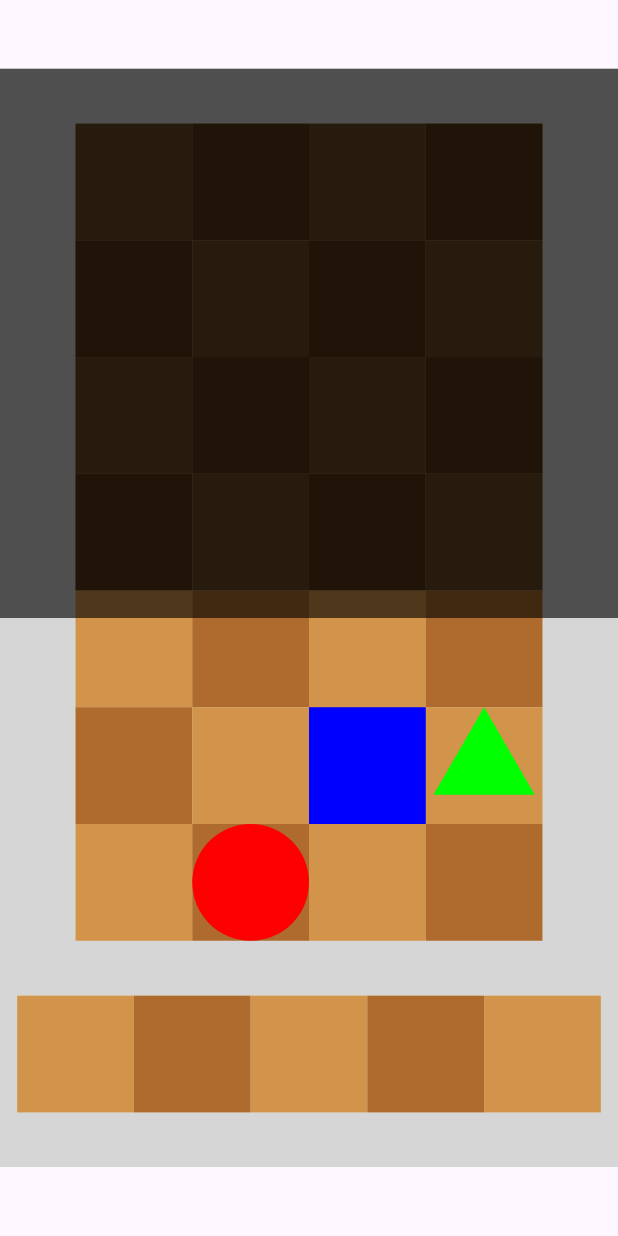
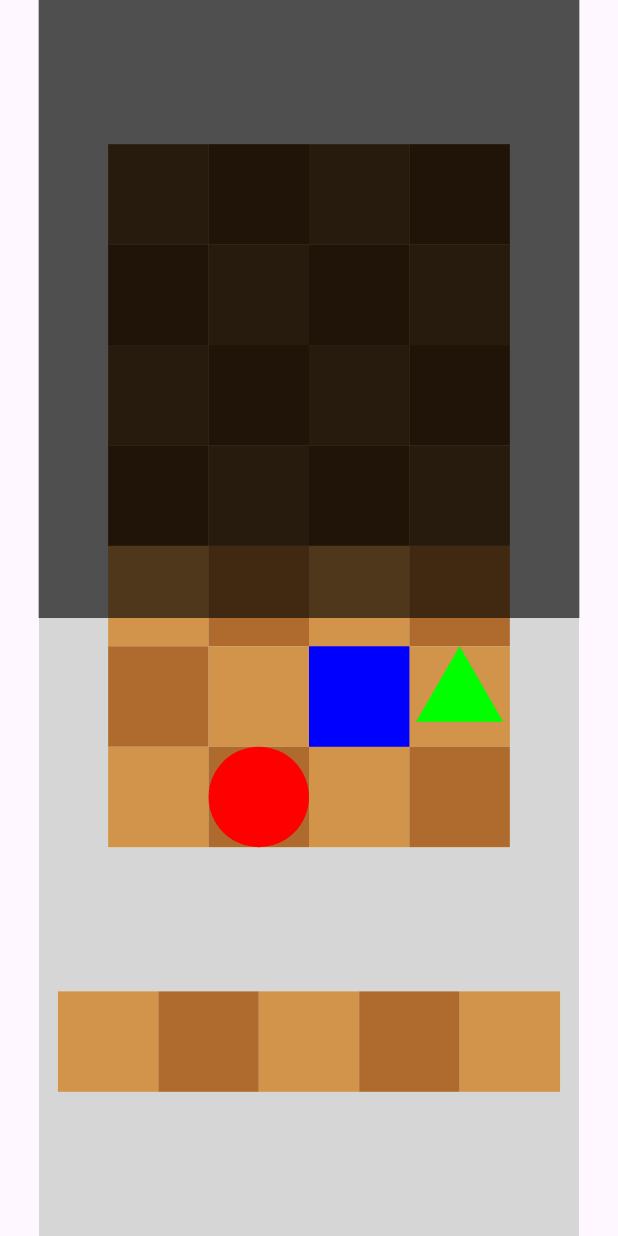
Before and after one commit to L2KnMn/2025SPGP_POLYBATTLER, an Android app: the screen it shows after launch (GameActivity), after a tap on "Start Game", on a phone screen of 412 x 824 dp. Run offline under Robolectric (Android 15) with nearby library versions, the phone set to English and light mode, and no system bars.

Commit message:
Scene에서 Metrics를 통해 GameView의 화면 크기를 조정하도록 기능 반영

```diff
--- a/PolyBattler/app/src/main/java/kr/ac/tukorea/ge/lkm/polybattler/Boardmap.java
+++ b/PolyBattler/app/src/main/java/kr/ac/tukorea/ge/lkm/polybattler/Boardmap.java
@@ -4,6 +4,8 @@ import android.graphics.Canvas;
 import android.graphics.Paint;
 import android.graphics.RectF;
 import android.util.Log;
+
+import java.time.LocalDate;
 
 public class Boardmap implements IGameObject {
 
@@ -38,15 +40,15 @@ public class Boardmap implements IGameObject {
         int width_max = Math.max(benchSize, width);
         int height_max = height + 1;
 
-        float tileWidth = (Metrics.SCREEN_WIDTH-Metrics.GRID_UNIT/2) / width_max;
-        float tileHeight = (Metrics.SCREEN_HEIGHT-Metrics.GRID_UNIT) / height_max;
+        float tileWidth = (Metrics.width -Metrics.GRID_UNIT/2) / width_max;
+        float tileHeight = (Metrics.height -Metrics.GRID_UNIT) / height_max;
         length = tileWidth < tileHeight ? tileWidth : tileHeight;
 
-        float height_term = (Metrics.SCREEN_HEIGHT - length * height_max) / 3;
+        float height_term = (Metrics.height - length * height_max) / 3;
 
         tileRect = new RectF(0, 0, length, length);
-        startTileLeftTop = new Position( (Metrics.SCREEN_WIDTH-tileRect.width()*width)/2, height_term);
-        startBenchLeftTop = new Position((Metrics.SCREEN_WIDTH-tileRect.width()*benchSize)/2, Metrics.SCREEN_HEIGHT-tileRect.height() - height_term);
+        startTileLeftTop = new Position( (Metrics.width -tileRect.width()*width)/2, height_term);
+        startBenchLeftTop = new Position((Metrics.width -tileRect.width()*benchSize)/2, Metrics.height -tileRect.height() - height_term);
 
         dstRect  = new RectF(startTileLeftTop.x, startTileLeftTop.y,
                 startTileLeftTop.x + tileRect.width() * width,
--- a/PolyBattler/app/src/main/java/kr/ac/tukorea/ge/lkm/polybattler/GameView.java
+++ b/PolyBattler/app/src/main/java/kr/ac/tukorea/ge/lkm/polybattler/GameView.java
@@ -119,7 +119,7 @@ public class GameView extends View implements Choreographer.FrameCallback {
     private Paint borderPaint, gridPaint, fpsPaint;
     private void drawDebugBackground(@NonNull Canvas canvas) {
         if (borderRect == null) {
-            borderRect = new RectF(0, 0, Metrics.SCREEN_WIDTH, Metrics.SCREEN_HEIGHT);
+            borderRect = new RectF(0, 0, Metrics.width, Metrics.height);
 
             borderPaint = new Paint();
             borderPaint.setStyle(Paint.Style.STROKE);
@@ -133,11 +133,11 @@ public class GameView extends View implements Choreographer.FrameCallback {
         }
 
         canvas.drawRect(borderRect, borderPaint);
-        for (float x = Metrics.GRID_UNIT; x < Metrics.SCREEN_WIDTH; x += Metrics.GRID_UNIT) {
-            canvas.drawLine(x, 0, x, Metrics.SCREEN_HEIGHT, gridPaint);
+        for (float x = Metrics.GRID_UNIT; x < Metrics.width; x += Metrics.GRID_UNIT) {
+            canvas.drawLine(x, 0, x, Metrics.height, gridPaint);
         }
-        for (float y = Metrics.GRID_UNIT; y < Metrics.SCREEN_HEIGHT; y += Metrics.GRID_UNIT) {
-            canvas.drawLine(0, y, Metrics.SCREEN_WIDTH, y, gridPaint);
+        for (float y = Metrics.GRID_UNIT; y < Metrics.height; y += Metrics.GRID_UNIT) {
+            canvas.drawLine(0, y, Metrics.width, y, gridPaint);
         }
     }
     private void drawDebugInfo(Canvas canvas) {
--- a/PolyBattler/app/src/main/java/kr/ac/tukorea/ge/lkm/polybattler/MainScene.java
+++ b/PolyBattler/app/src/main/java/kr/ac/tukorea/ge/lkm/polybattler/MainScene.java
@@ -7,8 +7,6 @@ import android.graphics.Canvas;
 import android.view.MotionEvent;
 import android.graphics.RectF;
 
-import java.util.ArrayList;
-
 public class MainScene extends Scene {
     private Bitmap backgroundImage;
     private RectF backgroundRect;
@@ -16,9 +14,10 @@ public class MainScene extends Scene {
     private Shop shop;
 
     public MainScene(GameView gameView) {
+        Metrics.setGameSize(700, 1600);
         Resources res = gameView.getResources();
         backgroundImage = BitmapFactory.decodeResource(res, R.mipmap.game_background);
-        backgroundRect = new RectF(0, 0, Metrics.SCREEN_WIDTH, Metrics.SCREEN_HEIGHT);
+        backgroundRect = new RectF(0, 0, Metrics.width, Metrics.height);
 
         boardmap = new Boardmap();
         gameObjects.add(boardmap);
--- a/PolyBattler/app/src/main/java/kr/ac/tukorea/ge/lkm/polybattler/Metrics.java
+++ b/PolyBattler/app/src/main/java/kr/ac/tukorea/ge/lkm/polybattler/Metrics.java
@@ -2,32 +2,48 @@ package kr.ac.tukorea.ge.lkm.polybattler;
 
 import android.graphics.Canvas;
 import android.graphics.Matrix;
+import android.graphics.RectF;
 import android.util.Log;
 
 public class Metrics {
-    public static final float SCREEN_WIDTH = 900f;
-    public static final float SCREEN_HEIGHT = 1600f;
+    private static final String TAG = Metrics.class.getSimpleName();
+    public static float width = 900f;
+    public static float height = 1600f;
     public static final float GRID_UNIT = 100f;
+
+    public static final RectF borderRect = new RectF(0, 0, Metrics.width, Metrics.height);
+    public static final RectF screenRect = new RectF();
 
     private static final Matrix transformMatrix = new Matrix();
     private static final Matrix invertedMatrix = new Matrix();
     private static final float[] pointsBuffer = new float[2];
 
+    public static void setGameSize(float width, float height) {
+        Metrics.width = width;
+        Metrics.height = height;
+        borderRect.right = width;
+        borderRect.bottom = height;
+    }
+
     public static void onSize(int w, int h) {
 
         float view_ratio = (float)w / (float)h;
-        float game_ratio = Metrics.SCREEN_WIDTH / Metrics.SCREEN_HEIGHT;
+        float game_ratio = Metrics.width / Metrics.height;
 
         if (view_ratio > game_ratio) {
-            float scale = h / Metrics.SCREEN_HEIGHT;
+            float scale = h / Metrics.height;
             transformMatrix.setTranslate((w - h * game_ratio) / 2, 0);
             transformMatrix.preScale(scale, scale);
         } else {
-            float scale = w / Metrics.SCREEN_WIDTH;
+            float scale = w / Metrics.width;
             transformMatrix.setTranslate(0, (h - w / game_ratio) / 2);
             transformMatrix.preScale(scale, scale);
         }
         transformMatrix.invert(invertedMatrix);
+
+        screenRect.set(0, 0, w, h);
+        invertedMatrix.mapRect(screenRect);
+        Log.d(TAG, "ScreenRect=" + screenRect);
     }
 
     public static float[] fromScreen(float x, float y) {
--- a/PolyBattler/app/src/main/java/kr/ac/tukorea/ge/lkm/polybattler/Shop.java
+++ b/PolyBattler/app/src/main/java/kr/ac/tukorea/ge/lkm/polybattler/Shop.java
@@ -15,8 +15,8 @@ public class Shop implements IGameObject {
         backboard = new RectF();
         backboard.left = 0;
         backboard.top = 0;
-        backboard.right = Metrics.SCREEN_WIDTH;
-        backboard.bottom = Metrics.SCREEN_HEIGHT / 2;
+        backboard.right = Metrics.width;
+        backboard.bottom = Metrics.height / 2;
 
         backboardPaint = new Paint();
         backboardPaint.setColor(0xa0000000);
```
